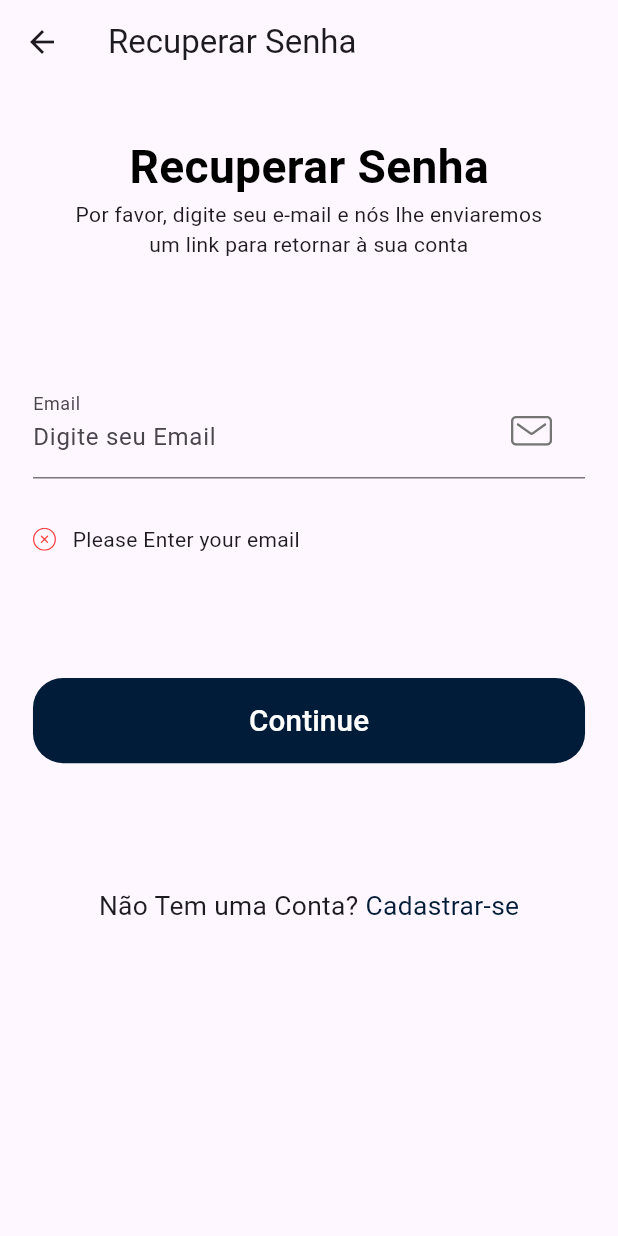
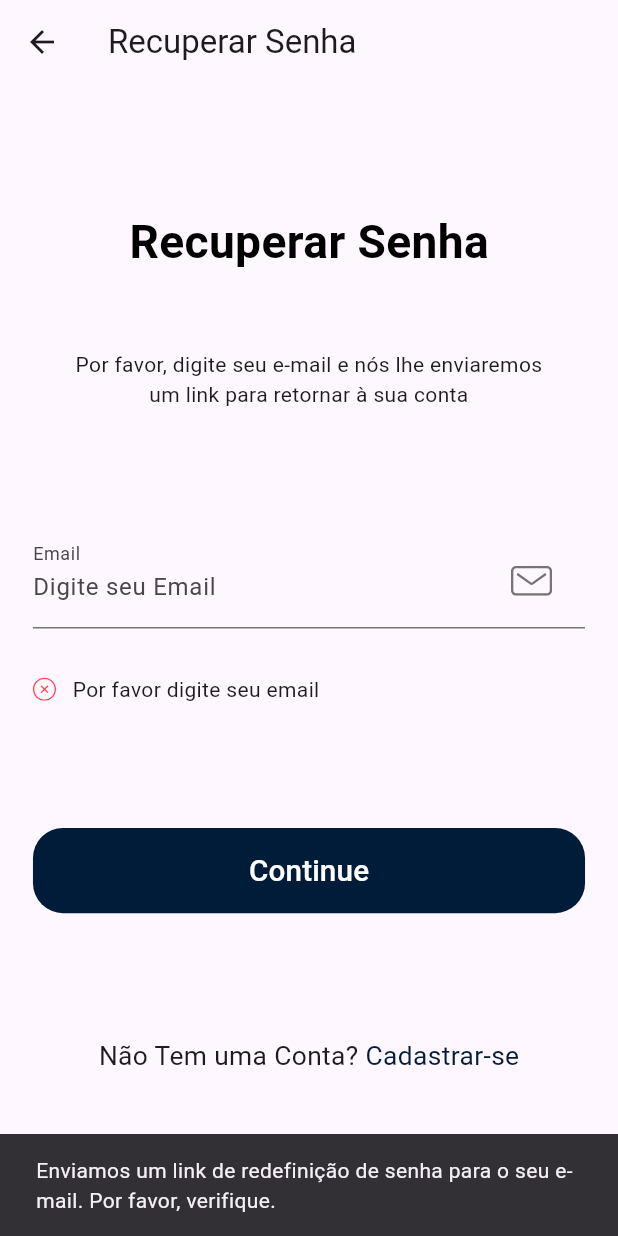
Before and after one commit to MarcosGabrielL/Emiele-App, a Flutter app: the ForgotPasswordScreen screen opened directly, after a tap on "Continue", on a phone screen of 412 x 824 dp. Run offline on Flutter 3.47's test engine with Material 2 defaults, Android fonts, the phone set to English and light mode, and no system bars; our stand-ins replace flutter_svg, shared_preferences; missing offline and left inert: shop_app; accounts and stored records are empty.

Commit message:
created forgot pass into auth service

```diff
--- a/lib/components/constant.dart
+++ b/lib/components/constant.dart
@@ -25,7 +25,7 @@ const defaultDuration = Duration(milliseconds: 250);
 // Form Error
 final RegExp emailValidatorRegExp =
 RegExp(r"^[a-zA-Z0-9.]+@[a-zA-Z0-9]+\.[a-zA-Z]+");
-const String kEmailNullError = "Please Enter your email";
+const String kEmailNullError = "Por favor digite seu email";
 const String kInvalidEmailError = "Please Enter Valid Email";
 const String kPassNullError = "Please Enter your password";
 const String kShortPassError = "Password is too short";
--- a/lib/screens/forgot_password/components/body.dart
+++ b/lib/screens/forgot_password/components/body.dart
@@ -2,11 +2,14 @@ import 'package:flutter/material.dart';
 import 'package:jurisconexao_cliente/components/default_button.dart';
 import 'package:jurisconexao_cliente/components/form_error.dart';
 import 'package:jurisconexao_cliente/components/no_account_text.dart';
+import 'package:jurisconexao_cliente/service/SnackBar.dart';
+import 'package:jurisconexao_cliente/service/security.dart';
 
 
 import '../../../components/config/size_config.dart';
 import '../../../components/constant.dart';
 import '../../../components/custom_surfix_icon.dart';
+import '../../../service/validating.dart';
 
 
 class Body extends StatelessWidget {
@@ -21,14 +24,18 @@ class Body extends StatelessWidget {
           child: Column(
             children: [
               SizedBox(height: SizeConfig.screenHeight * 0.04),
-              Text(
-                "Recuperar Senha",
-                style: TextStyle(
-                  fontSize: getProportionateScreenWidth(28),
-                  color: Colors.black,
-                  fontWeight: FontWeight.bold,
+              Padding(
+                padding: EdgeInsets.symmetric(vertical: 50.0),
+                child: Text(
+                  "Recuperar Senha",
+                  style: TextStyle(
+                    fontSize: getProportionateScreenWidth(28),
+                    color: Colors.black,
+                    fontWeight: FontWeight.bold,
+                  ),
                 ),
               ),
+
               Text(
                 "Por favor, digite seu e-mail e nós lhe enviaremos \num link para retornar à sua conta",
                 textAlign: TextAlign.center,
@@ -51,7 +58,7 @@ class ForgotPassForm extends StatefulWidget {
 class _ForgotPassFormState extends State<ForgotPassForm> {
   final _formKey = GlobalKey<FormState>();
   List<String> errors = [];
-  String? email;
+  late String email = '';
   @override
   Widget build(BuildContext context) {
     return Form(
@@ -60,7 +67,7 @@ class _ForgotPassFormState extends State<ForgotPassForm> {
         children: [
           TextFormField(
             keyboardType: TextInputType.emailAddress,
-            onSaved: (newValue) => email = newValue,
+            onSaved: (newValue) => email = newValue ?? '',
             onChanged: (value) {
               if (value.isNotEmpty && errors.contains(kEmailNullError)) {
                 setState(() {
@@ -103,7 +110,11 @@ class _ForgotPassFormState extends State<ForgotPassForm> {
             text: "Continue",
             press: () {
               if (_formKey.currentState!.validate()) {
-                // Do what you want to do
+                if(Validation.isEmailValid(email)) {
+                  new AuthService().forgotPass(context, email);
+                }else{
+                  Message.showSnackBar(context, 04);
+                }
               }
             },
           ),
--- a/lib/service/SnackBar.dart
+++ b/lib/service/SnackBar.dart
@@ -29,6 +29,9 @@ class Message {
       case 03:
         snackBarMessage = 'Para prosseguir, é necessário que você concorde com os termos e condições.e';
         break;
+      case 04:
+        snackBarMessage = 'Enviamos um link de redefinição de senha para o seu e-mail. Por favor, verifique.';
+        break;
       case 401:
         snackBarMessage = 'Não Autorizado: A solicitação requer autenticação do cliente ou as credenciais fornecidas não são válidas';
         break;
```
Also changed, not shown: lib/pages/login.dart (+14 -5 lines), lib/service/security.dart (+26 -0 lines).
